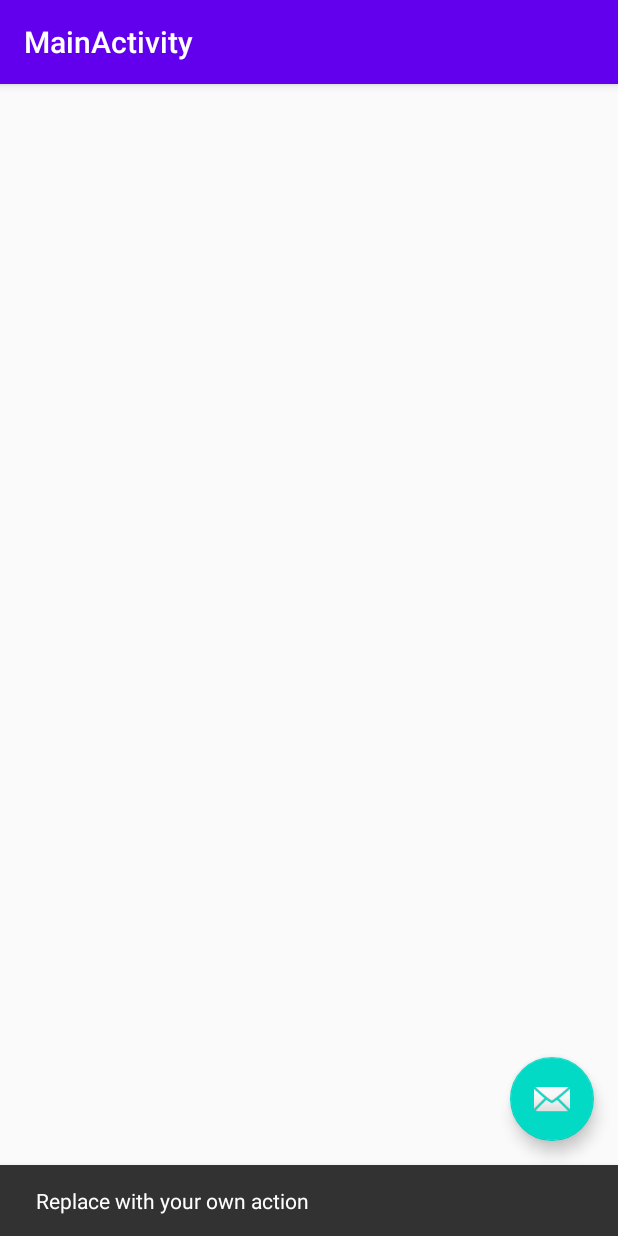
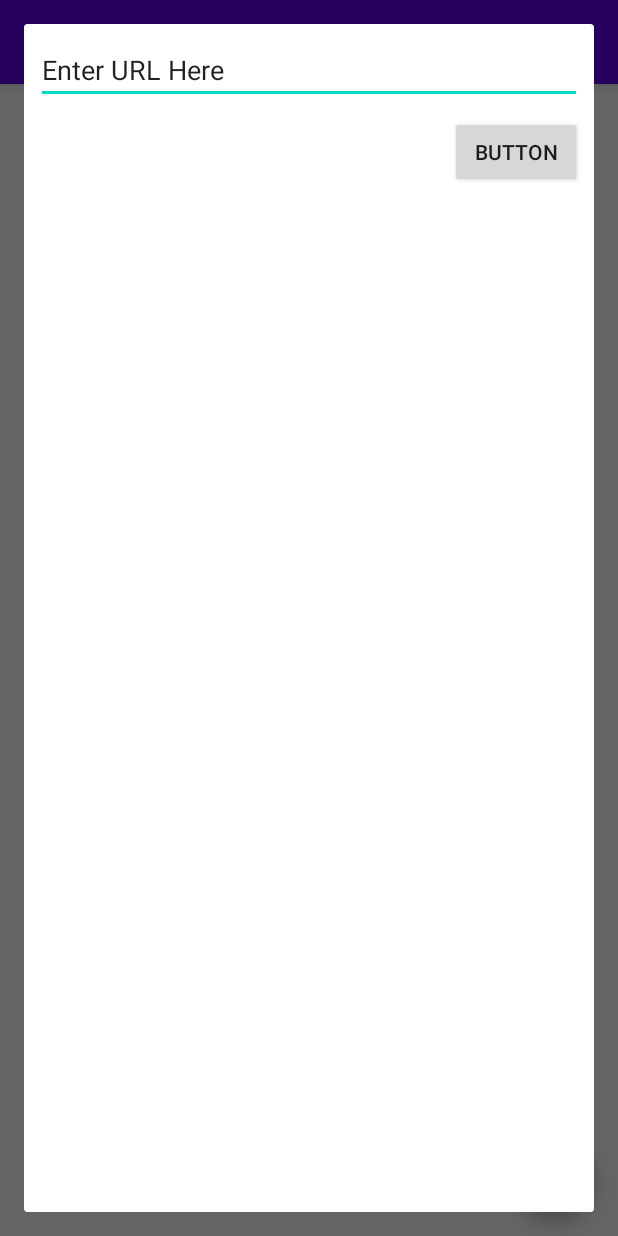
Before and after one commit to RaymondSalim/Reddit-Downloader, an Android app: the screen it shows after launch (MainActivity), after a tap on an icon or button, on a phone screen of 412 x 824 dp. Run offline under Robolectric (Android 15) with nearby library versions, the phone set to English and light mode, and no system bars.

Commit message:
- Moved thread download to new method - Adjusted size of Dialog

```diff
--- a/app/src/main/java/com/raymond/redditdownloader/MainActivity.java
+++ b/app/src/main/java/com/raymond/redditdownloader/MainActivity.java
@@ -1,23 +1,34 @@
 package com.raymond.redditdownloader;
 
+import android.app.Dialog;
 import android.content.Context;
+import android.content.DialogInterface;
 import android.os.Bundle;
 
 import com.google.android.material.floatingactionbutton.FloatingActionButton;
-import com.google.android.material.snackbar.Snackbar;
 
+import androidx.appcompat.app.AlertDialog;
 import androidx.appcompat.app.AppCompatActivity;
 import androidx.appcompat.widget.Toolbar;
 
+import android.os.Looper;
+import android.util.Log;
+import android.view.LayoutInflater;
 import android.view.View;
+import android.view.Window;
+import android.view.WindowManager;
 import android.widget.Button;
 import android.widget.TextView;
 
 import java.io.IOException;
-import java.net.MalformedURLException;
 
 
 public class MainActivity extends AppCompatActivity {
+    public String saveDir;
+    TextView url;
+    final Context context = this;
+    public Dialog downloadDialog;
+    private Thread download;
 
 
     @Override
@@ -26,37 +37,54 @@ public class MainActivity extends AppCompatActivity {
         setContentView(R.layout.activity_main);
         Toolbar toolbar = findViewById(R.id.toolbar);
         setSupportActionBar(toolbar);
-
         final redditDownloader redditDownloader = new redditDownloader(this);
+        TextView url = findViewById(R.id.urlDownload);
 
 
-        Button download = findViewById(R.id.download);
-        final TextView textView = findViewById(R.id.url);
-        download.setOnClickListener(new View.OnClickListener() {
-            @Override
-            public void onClick(View v) {
-                Thread download = new Thread(new Runnable() {
-                    @Override
-                    public void run() {
-                        try {
-                            redditDownloader.download(textView.getText().toString());
-                        } catch (IOException | InterruptedException e) {
-                            e.printStackTrace();
-                        }
-                    }
-                });
-                download.start();
-
-            }
-        });
         FloatingActionButton fab = findViewById(R.id.fab);
         fab.setOnClickListener(new View.OnClickListener() {
             @Override
             public void onClick(View view) {
-                Snackbar.make(view, "Replace with your own action", Snackbar.LENGTH_LONG)
-                        .setAction("Action", null).show();
+                // Dialog to request URL
+                downloadDialog = new Dialog(context);
+                downloadDialog.setContentView(R.layout.downloadalertdialog);
+                downloadDialog.setTitle("Download");
+
+
+                final Button downloadButton = (Button) downloadDialog.findViewById(R.id.downloadButton);
+                final TextView url = (TextView) downloadDialog.findViewById(R.id.urlDownload);
+                downloadButton.setOnClickListener(new View.OnClickListener() {
+                    @Override
+                    public void onClick(View v) {
+                        downloadButton.setEnabled(false);
+                        Log.d("url", url.getText().toString());
+                        download(url.getText().toString(), "name1231.mp4");
+                    }
+                });
+                downloadDialog.show();
+                WindowManager.LayoutParams lp = new WindowManager.LayoutParams(); // TODO! Fix Dialog size
+                lp.copyFrom(downloadDialog.getWindow().getAttributes());
+                lp.width = WindowManager.LayoutParams.MATCH_PARENT;
+                lp.height = WindowManager.LayoutParams.MATCH_PARENT;
+                downloadDialog.getWindow().setAttributes(lp);
             }
         });
     }
 
+
+    private void download(final String url, final String fileName) {
+        // Runs on a thread to prevent error
+        download = new Thread(new Runnable() {
+            @Override
+            public void run() {
+                try {
+                    redditDownloader.download(url, fileName);
+                } catch (IOException | InterruptedException e) {
+                    e.printStackTrace();
+                }
+            }
+        });
+        download.start();
+    }
+
 }
```
